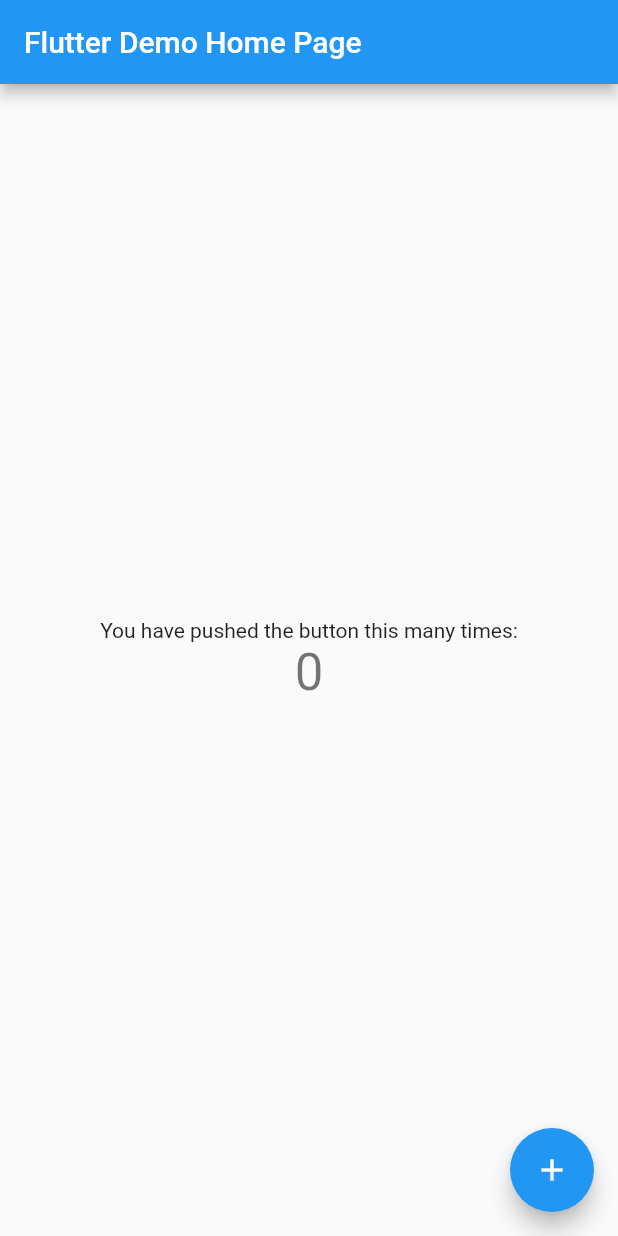
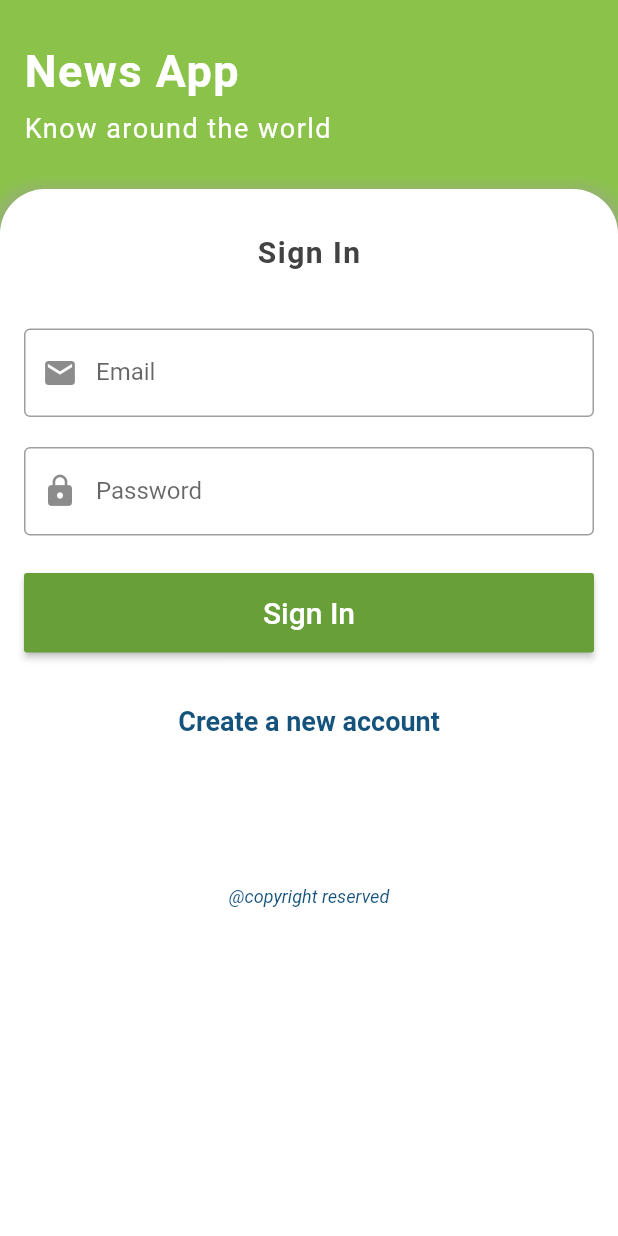
Before and after one commit to RafatMeraz/news_app, a Flutter app: the screen it shows after launch, on a phone screen of 412 x 824 dp. Run offline on Flutter 3.47's test engine with Material 2 defaults, Android fonts, the phone set to English and light mode, and no system bars.

Commit message:
signin ui done

```diff
--- a/lib/main.dart
+++ b/lib/main.dart
@@ -1,117 +1,6 @@
 import 'package:flutter/material.dart';
+import 'package:news_app/src/app.dart';
 
 void main() {
-  runApp(MyApp());
+  runApp(NewsApp());
 }
-
-class MyApp extends StatelessWidget {
-  // This widget is the root of your application.
-  @override
-  Widget build(BuildContext context) {
-    return MaterialApp(
-      title: 'Flutter Demo',
-      theme: ThemeData(
-        // This is the theme of your application.
-        //
-        // Try running your application with "flutter run". You'll see the
-        // application has a blue toolbar. Then, without quitting the app, try
-        // changing the primarySwatch below to Colors.green and then invoke
-        // "hot reload" (press "r" in the console where you ran "flutter run",
-        // or simply save your changes to "hot reload" in a Flutter IDE).
-        // Notice that the counter didn't reset back to zero; the application
-        // is not restarted.
-        primarySwatch: Colors.blue,
-        // This makes the visual density adapt to the platform that you run
-        // the app on. For desktop platforms, the controls will be smaller and
-        // closer together (more dense) than on mobile platforms.
-        visualDensity: VisualDensity.adaptivePlatformDensity,
-      ),
-      home: MyHomePage(title: 'Flutter Demo Home Page'),
-    );
-  }
-}
-
-class MyHomePage extends StatefulWidget {
-  MyHomePage({Key key, this.title}) : super(key: key);
-
-  // This widget is the home page of your application. It is stateful, meaning
-  // that it has a State object (defined below) that contains fields that affect
-  // how it looks.
-
-  // This class is the configuration for the state. It holds the values (in this
-  // case the title) provided by the parent (in this case the App widget) and
-  // used by the build method of the State. Fields in a Widget subclass are
-  // always marked "final".
-
-  final String title;
-
-  @override
-  _MyHomePageState createState() => _MyHomePageState();
-}
-
-class _MyHomePageState extends State<MyHomePage> {
-  int _counter = 0;
-
-  void _incrementCounter() {
-    setState(() {
-      // This call to setState tells the Flutter framework that something has
-      // changed in this State, which causes it to rerun the build method below
-      // so that the display can reflect the updated values. If we changed
-      // _counter without calling setState(), then the build method would not be
-      // called again, and so nothing would appear to happen.
-      _counter++;
-    });
-  }
-
-  @override
-  Widget build(BuildContext context) {
-    // This method is rerun every time setState is called, for instance as done
-    // by the _incrementCounter method above.
-    //
-    // The Flutter framework has been optimized to make rerunning build methods
-    // fast, so that you can just rebuild anything that needs updating rather
-    // than having to individually change instances of widgets.
-    return Scaffold(
-      appBar: AppBar(
-        // Here we take the value from the MyHomePage object that was created by
-        // the App.build method, and use it to set our appbar title.
-        title: Text(widget.title),
-      ),
-      body: Center(
-        // Center is a layout widget. It takes a single child and positions it
-        // in the middle of the parent.
-        child: Column(
-          // Column is also a layout widget. It takes a list of children and
-          // arranges them vertically. By default, it sizes itself to fit its
-          // children horizontally, and tries to be as tall as its parent.
-          //
-          // Invoke "debug painting" (press "p" in the console, choose the
-          // "Toggle Debug Paint" action from the Flutter Inspector in Android
-          // Studio, or the "Toggle Debug Paint" command in Visual Studio Code)
-          // to see the wireframe for each widget.
-          //
-          // Column has various properties to control how it sizes itself and
-          // how it positions its children. Here we use mainAxisAlignment to
-          // center the children vertically; the main axis here is the vertical
-          // axis because Columns are vertical (the cross axis would be
-          // horizontal).
-          mainAxisAlignment: MainAxisAlignment.center,
-          children: <Widget>[
-            Text(
-              'You have pushed the button this many times:',
-            ),
-            Text(
-              '$_counter',
-              style: Theme.of(context).textTheme.headline4,
-            ),
-          ],
-        ),
-      ),
-      floatingActionButton: FloatingActionButton(
-        onPressed: _incrementCounter,
-        tooltip: 'Increment',
-        child: Icon(Icons.add),
-      ), // This trailing comma makes auto-formatting nicer for build methods.
-    );
-  }
-}
--- /dev/null
+++ b/lib/src/app.dart
@@ -0,0 +1,12 @@
+import 'package:flutter/material.dart';
+import 'package:news_app/src/view/ui/signin.dart';
+
+class NewsApp extends StatelessWidget {
+  @override
+  Widget build(BuildContext context) {
+    return MaterialApp(
+      debugShowCheckedModeBanner: false,
+      home: SignIn(),
+    );
+  }
+}
--- /dev/null
+++ b/lib/src/view/ui/signin.dart
@@ -0,0 +1,171 @@
+import 'package:flutter/cupertino.dart';
+import 'package:flutter/material.dart';
+import 'package:news_app/src/view/utils/constants.dart';
+import 'package:news_app/src/view/utils/reuseable_widgets.dart';
+
+class SignIn extends StatefulWidget {
+  @override
+  _SignInState createState() => _SignInState();
+}
+
+class _SignInState extends State<SignIn> {
+  TextEditingController _emailController, _passwordController;
+
+  @override
+  void initState() {
+    super.initState();
+    _emailController = TextEditingController();
+    _passwordController = TextEditingController();
+  }
+
+  @override
+  void dispose() {
+    super.dispose();
+    _emailController.dispose();
+    _passwordController.dispose();
+  }
+
+  @override
+  Widget build(BuildContext context) {
+    return Scaffold(
+      backgroundColor: kSoftGreenColor,
+      body: SafeArea(
+        child: Column(
+          crossAxisAlignment: CrossAxisAlignment.start,
+          children: <Widget>[
+            SizedBox(
+              height: 30,
+            ),
+            Container(
+              margin: EdgeInsets.symmetric(horizontal: 16),
+              child: Text(
+                'News App',
+                style: TextStyle(
+                  color: kWhiteColor,
+                  fontWeight: FontWeight.bold,
+                  letterSpacing: 1,
+                  fontSize: 30
+                ),
+              ),
+            ),
+            SizedBox(
+              height: 10,
+            ),
+            Container(
+              margin: EdgeInsets.symmetric(horizontal: 16),
+              child: Text(
+                'Know around the world',
+                style: TextStyle(
+                    color: kWhiteColor,
+                    fontWeight: FontWeight.w400,
+                    letterSpacing: 1,
+                    fontSize: 18
+                ),
+              ),
+            ),
+            SizedBox(
+              height: 30,
+            ),
+            Expanded(
+              child: Container(
+                padding: EdgeInsets.symmetric(horizontal: 16),
+                decoration: BoxDecoration(
+                    color: kWhiteColor,
+                    boxShadow: [
+                      BoxShadow(
+                        color: Colors.grey.withOpacity(0.5),
+                        spreadRadius: 5,
+                        blurRadius: 7,
+                        offset: Offset(0, 3), // changes position of shadow
+                      ),
+                    ],
+                    borderRadius: BorderRadius.only(topLeft: Radius.circular(30), topRight: Radius.circular(30),)
+                ),
+                width: MediaQuery.of(context).size.width,
+                child: SingleChildScrollView(
+                  child: Column(
+                    children: <Widget>[
+                      SizedBox(
+                        height: 30,
+                      ),
+                      Text(
+                        'Sign In',
+                        style: TextStyle(
+                            color: kSoftBlackColor,
+                            fontWeight: FontWeight.bold,
+                            letterSpacing: 1,
+                            fontSize: 20
+                        ),
+                      ),
+                      SizedBox(
+                        height: 40,
+                      ),
+                      InputTextField(
+                        obscureText: false,
+                        hint: 'Email',
+                        iconData: Icons.email,
+                        textEditingController: _emailController,
+                        textInputType: TextInputType.emailAddress,
+                        forgotFunction: null,
+                      ),
+                      SizedBox(
+                        height: 20,
+                      ),
+                      InputTextField(
+                        obscureText: true,
+                        hint: 'Password',
+                        iconData: Icons.lock,
+                        textEditingController: _passwordController,
+                        textInputType: TextInputType.text,
+                        forgotFunction: (){
+                          print('Tapped');
+                        },
+                      ),
+                      SizedBox(
+                        height: 25,
+                      ),
+                      RaisedButton(
+                        color: kDarkGreenColor,
+                        padding: EdgeInsets.symmetric(vertical: 15),
+                        child: Container(
+                          alignment: Alignment.center,
+                          width: MediaQuery.of(context).size.width,
+                            child: Text('Sign In', style: TextStyle(color: kWhiteColor, fontSize: 20),)
+                        ),
+                        onPressed: (){
+
+                        },
+                      ),
+                      SizedBox(
+                        height: 35,
+                      ),
+                      Text(
+                        'Create a new account',
+                        style: TextStyle(
+                          color: kDarkBlueColor,
+                          fontSize: 18,
+                          fontWeight: FontWeight.bold
+                        ),
+                      ),
+                      SizedBox(
+                        height: 100,
+                      ),
+                      Text(
+                        '@copyright reserved',
+                        style: TextStyle(
+                            color: kDarkBlueColor,
+                            fontSize: 12,
+                          fontStyle: FontStyle.italic
+                        ),
+                      ),
+                    ],
+                  ),
+                ),
+              ),
+            )
+          ],
+        ),
+      ),
+    );
+  }
+}
--- /dev/null
+++ b/lib/src/view/utils/constants.dart
@@ -0,0 +1,8 @@
+import 'package:flutter/material.dart';
+
+const Color kSoftGreenColor = Color(0xFF8BC34A);
+const Color kDarkGreenColor = Color(0xFF689F38);
+const Color kWhiteColor = Color(0xFFFFFFFF);
+const Color kSoftBlackColor = Color(0xFF424242);
+const Color kBlackColor = Color(0xFF1b1b1b);
+const Color kDarkBlueColor = Color(0xFF15537D);
--- /dev/null
+++ b/lib/src/view/utils/reuseable_widgets.dart
@@ -0,0 +1,39 @@
+import 'package:flutter/material.dart';
+
+import 'constants.dart';
+
+class InputTextField extends StatelessWidget {
+  final String hint;
+  final bool obscureText;
+  final TextEditingController textEditingController;
+  final IconData iconData;
+  final TextInputType textInputType;
+  final Function forgotFunction;
+
+  InputTextField({@required this.forgotFunction, @required this.textInputType, @required this.hint, @required this.obscureText, @required this.textEditingController, @required this.iconData});
+
+  @override
+  Widget build(BuildContext context) {
+    return TextFormField(
+      keyboardType: textInputType,
+      decoration: InputDecoration(
+        hintText: '$hint',
+        prefixIcon: Icon(iconData),
+        border: OutlineInputBorder(),
+        labelText: '$hint',
+        suffix: obscureText == true ? InkWell(
+          onTap: forgotFunction,
+          child: Text(
+            'Forgot?',
+            style: TextStyle(
+                fontWeight: FontWeight.bold,
+                color: kDarkBlueColor
+            ),
+          ),
+        ) : null,
+      ),
+      obscureText: obscureText,
+      controller: textEditingController,
+    );
+  }
+}
```
Also changed, not shown: 1 other file.
